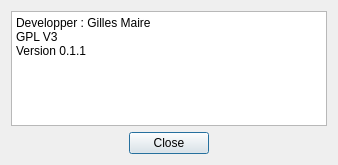
Old version of the form dialogabout.ui in the repository jpcima/chordv.
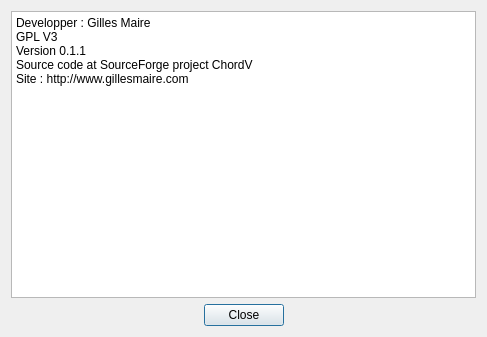
New version of the form.

```diff
--- a/dialogabout.ui
+++ b/dialogabout.ui
@@ -6,8 +6,8 @@
    <rect>
     <x>0</x>
     <y>0</y>
-    <width>338</width>
-    <height>165</height>
+    <width>487</width>
+    <height>337</height>
    </rect>
   </property>
   <property name="windowTitle">
@@ -21,7 +21,9 @@
        <property name="plainText">
         <string>Developper : Gilles Maire 
 GPL V3 
-Version 0.1.1</string>
+Version 0.1.1
+Source code at SourceForge project ChordV
+Site : http://www.gillesmaire.com</string>
        </property>
       </widget>
      </item>
```
